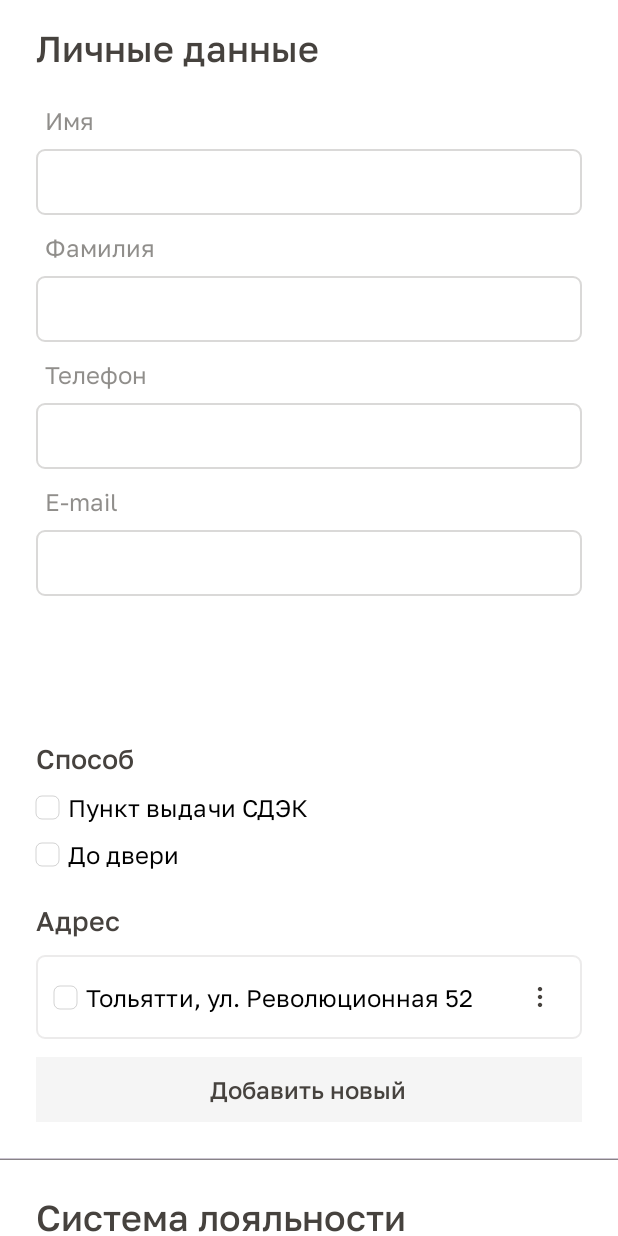
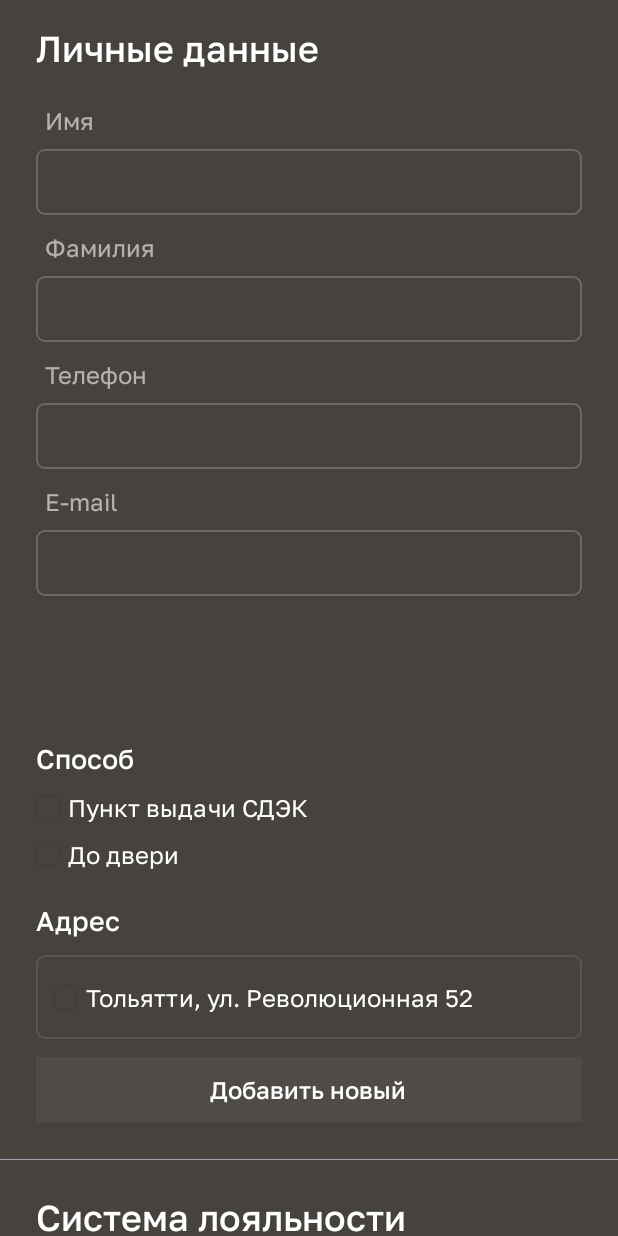
Before and after one commit to Kirill-wq333/MegaHand-2.0, an Android app built with Jetpack Compose: the @Preview function MakingAndOrderScreenPreview, on a phone screen of 412 x 824 dp. Run offline under Robolectric (Android 15) with nearby library versions, the phone set to English and light mode, and no system bars; network calls fail.

Commit message:
Create function

```diff
--- a/app/src/main/java/com/evothings/mhand/presentation/feature/cart/ui/components/MakingAnOrder.kt
+++ b/app/src/main/java/com/evothings/mhand/presentation/feature/cart/ui/components/MakingAnOrder.kt
@@ -26,7 +26,7 @@ import com.evothings.mhand.presentation.theme.spacers
 @Preview
 @Composable
 private fun MakingAndOrderScreenPreview() {
-    MegahandTheme(false) {
+    MegahandTheme(true) {
         MakingAnOrderScreen()
     }
 }
--- a/app/src/main/java/com/evothings/mhand/presentation/feature/shared/checkbox/CheckBox.kt
+++ b/app/src/main/java/com/evothings/mhand/presentation/feature/shared/checkbox/CheckBox.kt
@@ -67,6 +67,7 @@ fun Checkbox(
         )
         Text(
             text = title,
+            color = colorScheme.secondary,
             style = typography.bodyLarge
         )
     }
```
